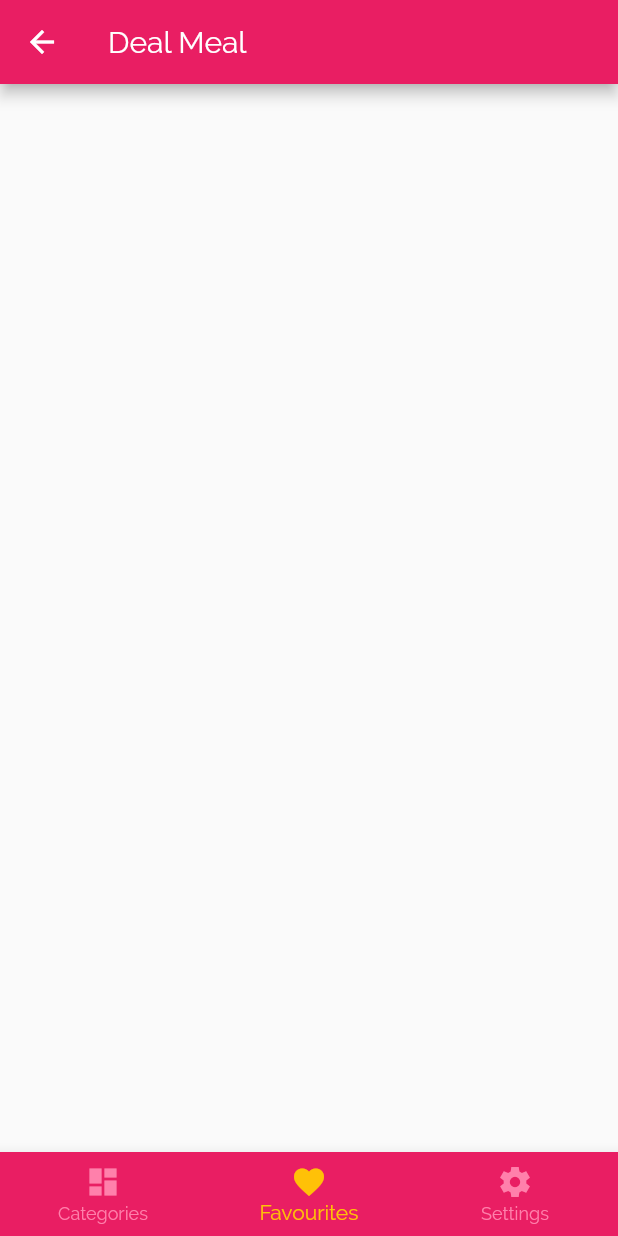
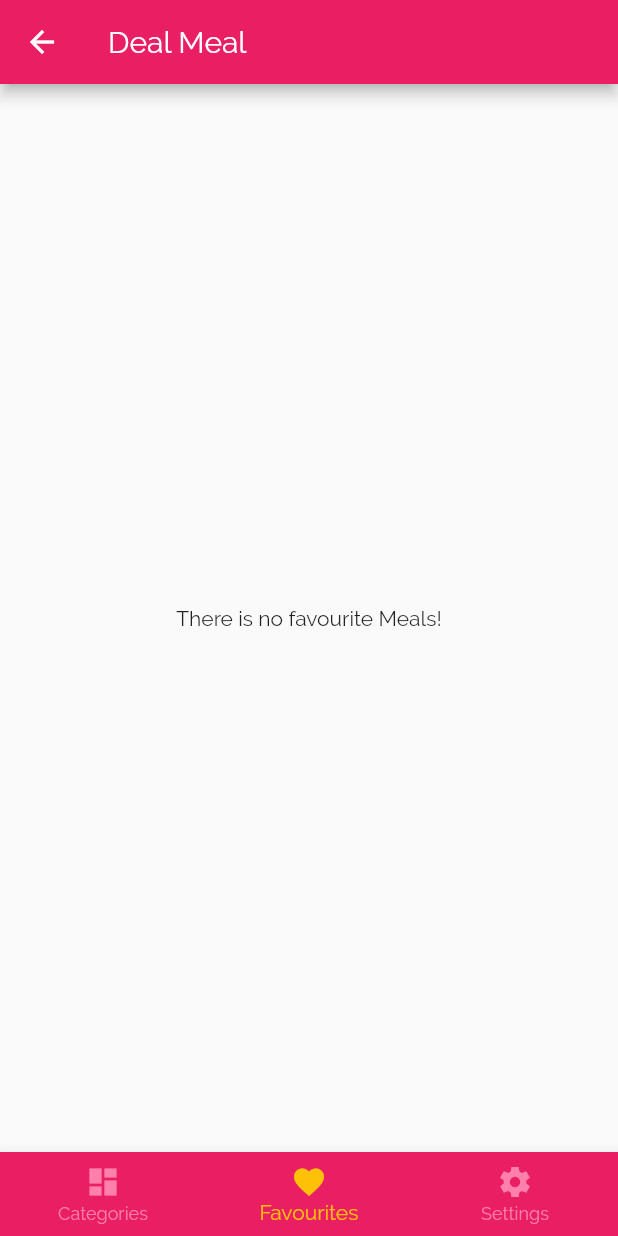
Before and after one commit to Nipun-Dew/Food_App_flutter, a Flutter app: the TabsBottom screen opened directly, item 2 of the bottom bar chosen, on a phone screen of 412 x 824 dp. Run offline on Flutter 3.47's test engine with Material 2 defaults, Android fonts, the phone set to English and light mode, and no system bars.

Commit message:
no favourite text

```diff
--- a/lib/Screens/favourites_screen.dart
+++ b/lib/Screens/favourites_screen.dart
@@ -6,12 +6,17 @@ import '../providers/meals_provider.dart';
 class Favourites extends StatelessWidget {
   @override
   Widget build(BuildContext context) {
-    return ListView.builder(
-      itemCount: Provider.of<MealsData>(context, listen: true).favMeals.length,
-      itemBuilder: (context, index) {
-        return MealsItem(
-            Provider.of<MealsData>(context, listen: true).favMeals[index]);
-      },
-    );
+    return Provider.of<MealsData>(context, listen: true).favMeals.isEmpty
+        ? Center(
+            child: Text("There is no favourite Meals!"),
+          )
+        : ListView.builder(
+            itemCount:
+                Provider.of<MealsData>(context, listen: true).favMeals.length,
+            itemBuilder: (context, index) {
+              return MealsItem(Provider.of<MealsData>(context, listen: true)
+                  .favMeals[index]);
+            },
+          );
   }
 }
```
